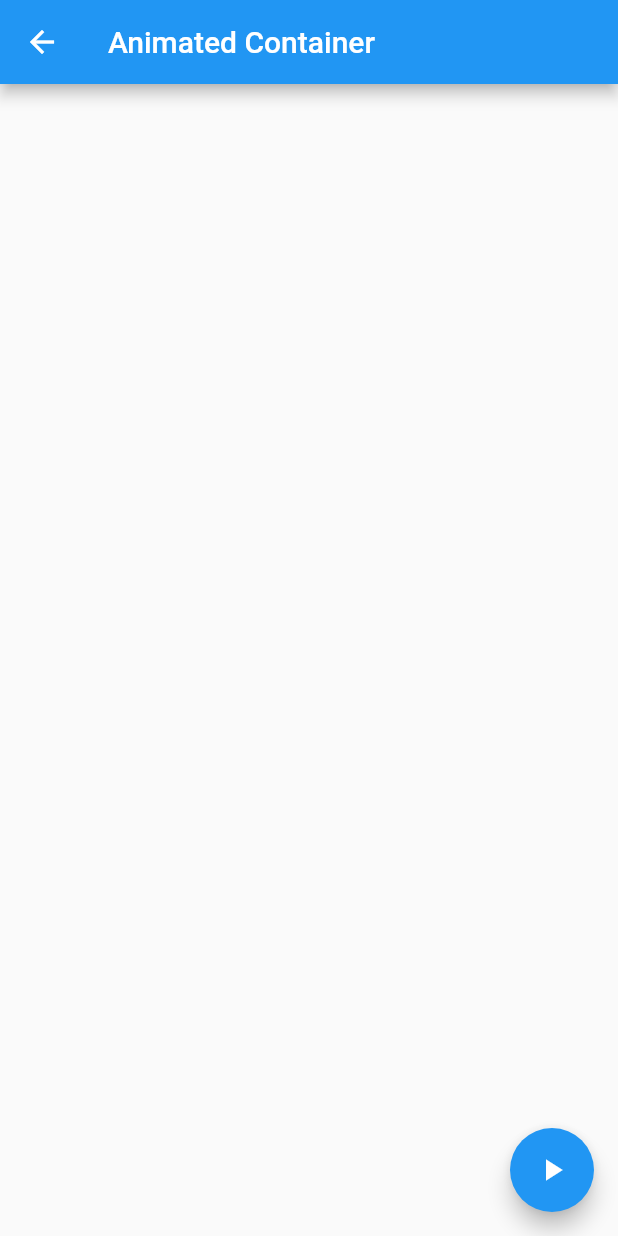
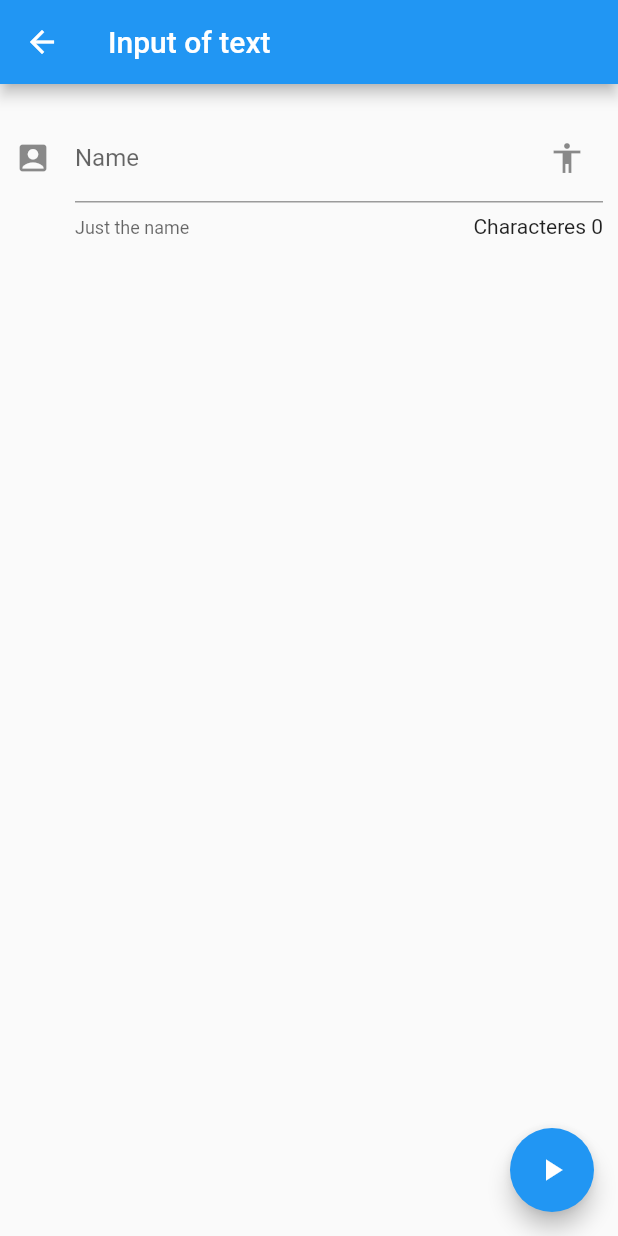
Before and after one commit to jela3105/IntroFlutter, a Flutter app: the InputPage screen opened by its route, on a phone screen of 412 x 824 dp. Run offline on Flutter 3.47's test engine with Material 2 defaults, Android fonts, the phone set to English and light mode, and no system bars.

Commit message:
Create first input

```diff
--- a/lib/src/pages/input_page.dart
+++ b/lib/src/pages/input_page.dart
@@ -11,13 +11,30 @@ class _InputPageState extends State<InputPage> {
   Widget build(BuildContext context) {
     return Scaffold(
       appBar: AppBar(
-        title: Text('Animated Container'),
+        title: Text('Input of text'),
       ),
-      body: Center(),
+      body: ListView(
+        children: <Widget>[_createInput()],
+        padding: EdgeInsets.symmetric(horizontal: 10.0, vertical: 20.0),
+      ),
       floatingActionButton: FloatingActionButton(
         child: Icon(Icons.play_arrow),
         onPressed: () {},
       ),
     );
   }
+
+  Widget _createInput() {
+    return TextField(
+      textCapitalization: TextCapitalization.sentences,
+      decoration: InputDecoration(
+        counter: Text('Characteres 0'),
+        hintText: 'Name of the person',
+        labelText: 'Name',
+        suffixIcon: Icon(Icons.accessibility),
+        helperText: 'Just the name',
+        icon: Icon(Icons.account_box),
+      ),
+    );
+  }
 }
--- a/lib/src/routes/routes.dart
+++ b/lib/src/routes/routes.dart
@@ -14,6 +14,6 @@ Map<String, WidgetBuilder> getApplicationRoutes() {
     'avatar': (BuildContext context) => AvatarPage(),
     'card': (BuildContext context) => CardPage(),
     'animatedContainer': (BuildContext context) => AnimatedContainerPage(),
-    'input': (BuildContext context) => InputPage(),
+    'inputs': (BuildContext context) => InputPage(),
   };
 }
```
